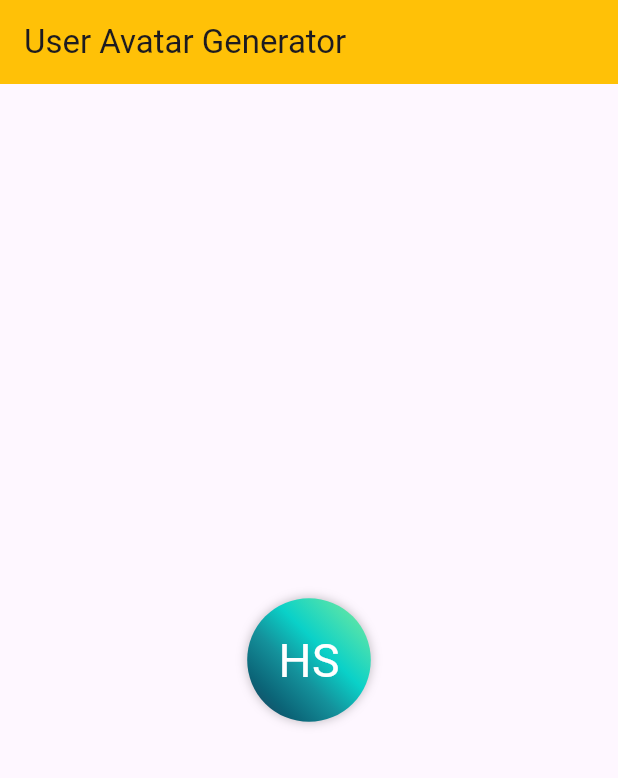
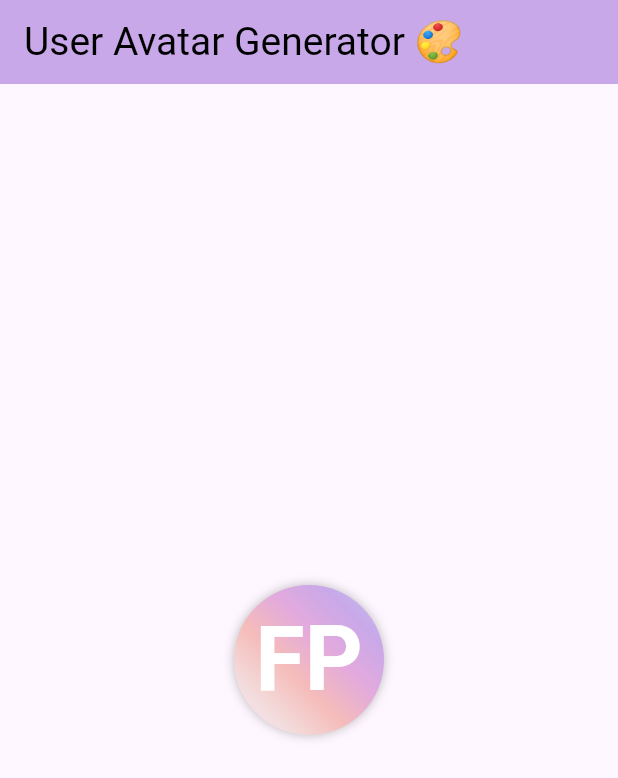
Before and after one commit to hashimsaffarini/User_Avatar_Generator, a Flutter app: the screen it shows after launch, on a phone screen of 412 x 824 dp. Shown: the top 778 px of the screen. Run offline on Flutter 3.47's test engine with Material 3 defaults, Android fonts, the phone set to English and light mode, and no system bars; our stand-ins replace google_fonts.

Commit message:
feat: upadte logic of upper case

```diff
--- a/example/lib/main.dart
+++ b/example/lib/main.dart
@@ -25,18 +25,29 @@ class HomePage extends StatelessWidget {
   Widget build(BuildContext context) {
     return Scaffold(
       appBar: AppBar(
-        backgroundColor: Colors.amber,
-        title: const Text('User Avatar Generator'),
+        backgroundColor: const Color(0xFFC8A8E9),
+        title: const Text(
+          'User Avatar Generator 🎨',
+          style: TextStyle(
+            color: Colors.black,
+            fontSize: 26,
+          ),
+        ),
       ),
       body: const Column(
         mainAxisAlignment: MainAxisAlignment.center,
         children: [
           Center(
             child: UserAvatarGenerator(
-              text: 'hashim saffarini',
+              text: 'Free Palestine',
               shortcutGenerationType: ShortcutGenerationType.initials,
+              isUpperCase: true,
+              avatarSize: 100,
+              avatarBackgroundGradient: AvatarBackgroundGradient.sunsetPastels,
+              fontStyle: AvatarFontStyles.concertOne,
               textStyle: TextStyle(
-                color: Colors.white,
+                fontSize: 60,
+                fontWeight: FontWeight.bold,
               ),
             ),
           ),
--- a/lib/models/shortcut_model.dart
+++ b/lib/models/shortcut_model.dart
@@ -9,11 +9,13 @@ String generateTextBasedOnType(String fullName,
     ShortcutGenerationType shortcutGenerationType, isUpperCase) {
   switch (shortcutGenerationType) {
     case ShortcutGenerationType.initials:
-      return _generateInitials(fullName);
+      return _generateInitials(fullName, isUpperCase: isUpperCase);
+
     case ShortcutGenerationType.uppercaseOnly:
       return _generateUppercaseLetters(fullName);
     case ShortcutGenerationType.firstAndLast:
-      return _generateFirstAndLastLetters(fullName);
+      return _generateFirstAndLastLetters(fullName, isUpperCase: isUpperCase);
+
     case ShortcutGenerationType.withSymbols:
       return _generateWithNumbersAndSymbols(fullName, isUpperCase: isUpperCase);
 
@@ -22,19 +24,21 @@ String generateTextBasedOnType(String fullName,
   }
 }
 
-String _generateInitials(String fullName) {
+String _generateInitials(String fullName, {bool isUpperCase = true}) {
   List<String> names = fullName.trim().split(RegExp(r'\s+'));
   String initials = names.map((name) => name[0]).join();
-  return initials.toUpperCase();
+  return isUpperCase ? initials.toUpperCase() : initials.toLowerCase();
 }
 
 String _generateUppercaseLetters(String fullName) {
   return RegExp(r'[A-Z]').allMatches(fullName).map((e) => e.group(0)).join();
 }
 
-String _generateFirstAndLastLetters(String fullName) {
+String _generateFirstAndLastLetters(String fullName,
+    {bool isUpperCase = true}) {
   List<String> names = fullName.trim().split(RegExp(r'\s+'));
-  return "${names.first[0]}${names.last[0]}".toUpperCase();
+  String initials = "${names.first[0]}${names.last[0]}";
+  return isUpperCase ? initials.toUpperCase() : initials.toLowerCase();
 }
 
 String _generateWithNumbersAndSymbols(
```
